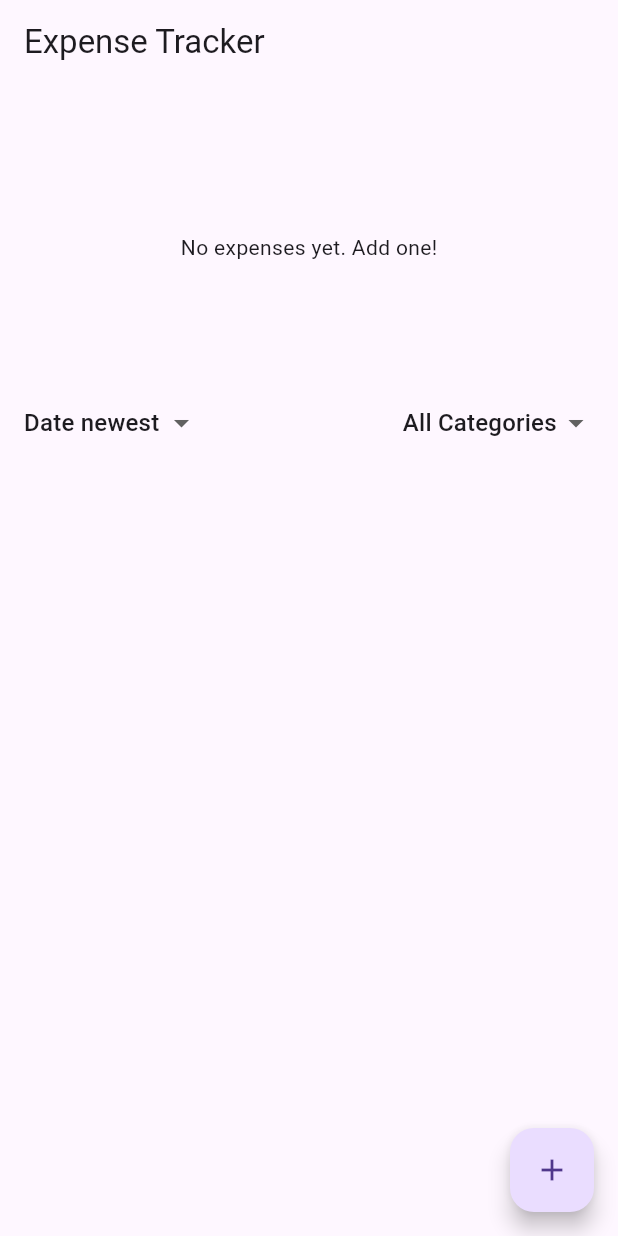
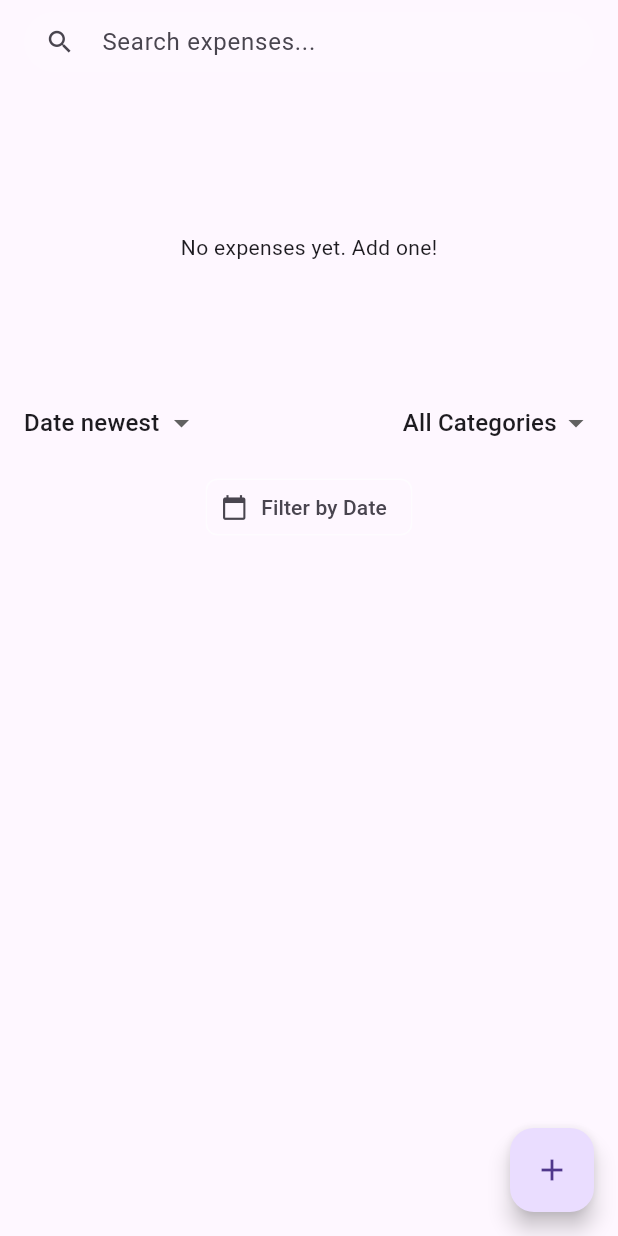
Before and after one commit to hareendranmg/expense_tracker, a Flutter app: the screen it shows after launch, on a phone screen of 412 x 824 dp. Run offline on Flutter 3.47's test engine with Material 3 defaults, Android fonts, the phone set to English and light mode, and no system bars; our stand-ins replace animate_do, fl_chart, flutter_slidable, sqflite; accounts and stored records are empty.

Commit message:
Refactor HomePage to StatefulWidget and implement search and date filtering functionality

```diff
--- a/lib/main.dart
+++ b/lib/main.dart
@@ -6,7 +6,6 @@ import 'providers/expense_provider.dart';
 import 'ui/home_page.dart';
 
 void main() {
-  // Ensure that widget binding is initialized
   WidgetsFlutterBinding.ensureInitialized();
   runApp(const MyApp());
 }
--- a/lib/providers/expense_provider.dart
+++ b/lib/providers/expense_provider.dart
@@ -13,6 +13,8 @@ class ExpenseProvider with ChangeNotifier {
   final DatabaseHelper _dbHelper = DatabaseHelper.instance;
   SortBy _sortBy = SortBy.date_newest;
   Category? _filterCategory;
+  String _searchQuery = '';
+  DateTime? _filterDate;
 
   List<Expense> get expenses {
     List<Expense> filteredExpenses = _expenses;
@@ -21,11 +23,31 @@ class ExpenseProvider with ChangeNotifier {
           .where((exp) => exp.category == _filterCategory)
           .toList();
     }
+
+    if (_filterDate != null) {
+      filteredExpenses = filteredExpenses.where((exp) {
+        // Compare year, month, and day, ignoring the time part of DateTime
+        return exp.date.year == _filterDate!.year &&
+            exp.date.month == _filterDate!.month &&
+            exp.date.day == _filterDate!.day;
+      }).toList();
+    }
+
+    if (_searchQuery.isNotEmpty) {
+      filteredExpenses = filteredExpenses
+          .where(
+            (exp) =>
+                exp.title.toLowerCase().contains(_searchQuery.toLowerCase()),
+          )
+          .toList();
+    }
+
     return filteredExpenses;
   }
 
   SortBy get sortBy => _sortBy;
   Category? get filterCategory => _filterCategory;
+  DateTime? get filterDate => _filterDate;
 
   ExpenseProvider() {
     fetchExpenses();
@@ -73,4 +95,14 @@ class ExpenseProvider with ChangeNotifier {
     _filterCategory = category;
     notifyListeners(); // Just notify, no need to refetch as filtering is done on the client side
   }
+
+  void setSearchQuery(String query) {
+    _searchQuery = query;
+    notifyListeners(); // Notify listeners to rebuild the UI with the filtered list
+  }
+
+  void setFilterDate(DateTime? date) {
+    _filterDate = date;
+    notifyListeners();
+  }
 }
--- a/lib/ui/home_page.dart
+++ b/lib/ui/home_page.dart
@@ -10,16 +10,84 @@ import '../models/expense_model.dart';
 import '../providers/expense_provider.dart';
 import 'add_edit_expense_page.dart';
 
-class HomePage extends StatelessWidget {
+class HomePage extends StatefulWidget {
   const HomePage({super.key});
 
   @override
+  State<HomePage> createState() => _HomePageState();
+}
+
+class _HomePageState extends State<HomePage> {
+  final _searchController = TextEditingController();
+
+  @override
+  void initState() {
+    super.initState();
+    _searchController.addListener(() {
+      if (_searchController.text.isEmpty) {
+        Provider.of<ExpenseProvider>(context, listen: false).setSearchQuery('');
+      }
+    });
+  }
+
+  @override
+  void dispose() {
+    _searchController.dispose();
+    super.dispose();
+  }
+
+  @override
   Widget build(BuildContext context) {
+    // We need to listen for changes to the search text to update the suffixIcon
+    final provider = Provider.of<ExpenseProvider>(context);
+
     return Scaffold(
       body: CustomScrollView(
         slivers: [
           SliverAppBar(
-            title: const Text('Expense Tracker'),
+            title: SizedBox(
+              height: 40,
+              child: TextField(
+                controller: _searchController,
+                onChanged: (value) {
+                  // No need to call provider here if listener is set up, but this is more immediate.
+                  // Let's call provider directly for simplicity and instant feedback.
+                  Provider.of<ExpenseProvider>(
+                    context,
+                    listen: false,
+                  ).setSearchQuery(value);
+                  // We call setState to rebuild the suffixIcon of the textfield
+                  setState(() {});
+                },
+                decoration: InputDecoration(
+                  hintText: 'Search expenses...',
+                  prefixIcon: const Icon(Icons.search, size: 20),
+                  suffixIcon: _searchController.text.isNotEmpty
+                      ? IconButton(
+                          icon: const Icon(Icons.clear, size: 20),
+                          onPressed: () {
+                            _searchController.clear();
+                            Provider.of<ExpenseProvider>(
+                              context,
+                              listen: false,
+                            ).setSearchQuery('');
+                            setState(() {});
+                          },
+                        )
+                      : null,
+                  contentPadding: const EdgeInsets.symmetric(
+                    vertical: 0,
+                    horizontal: 12,
+                  ),
+                  filled: true,
+                  fillColor: Colors.white.withOpacity(0.1),
+                  border: OutlineInputBorder(
+                    borderRadius: BorderRadius.circular(20),
+                    borderSide: BorderSide.none,
+                  ),
+                ),
+              ),
+            ),
             pinned: true,
             expandedHeight: 250.0,
             flexibleSpace: FlexibleSpaceBar(
@@ -27,11 +95,7 @@ class HomePage extends StatelessWidget {
                 padding: const EdgeInsets.only(
                   top: 80.0,
                 ), // Adjust for app bar height
-                child: Consumer<ExpenseProvider>(
-                  builder: (context, provider, child) {
-                    return _buildChart(context, provider.expenses);
-                  },
-                ),
+                child: _buildChart(context, provider.expenses),
               ),
             ),
           ),
@@ -49,6 +113,21 @@ class HomePage extends StatelessWidget {
         child: const Icon(Icons.add),
       ),
     );
+  }
+
+  Future<void> _selectFilterDate(BuildContext context) async {
+    final provider = Provider.of<ExpenseProvider>(context, listen: false);
+    final DateTime? picked = await showDatePicker(
+      context: context,
+      initialDate: provider.filterDate ?? DateTime.now(),
+      firstDate: DateTime(2000),
+      lastDate: DateTime.now().add(
+        const Duration(days: 365),
+      ), // Allow future dates if needed
+    );
+    if (picked != null) {
+      provider.setFilterDate(picked);
+    }
   }
 
   Widget _buildChart(BuildContext context, List<Expense> expenses) {
@@ -129,19 +208,20 @@ class HomePage extends StatelessWidget {
     );
   }
 
+  // --- MODIFIED AND CORRECTED WIDGET ---
   Widget _buildControls(BuildContext context) {
-    final provider = Provider.of<ExpenseProvider>(context, listen: false);
-    final currentSortBy = Provider.of<ExpenseProvider>(context).sortBy;
-    final currentFilter = Provider.of<ExpenseProvider>(context).filterCategory;
+    final provider = Provider.of<ExpenseProvider>(context);
 
     return Padding(
       padding: const EdgeInsets.symmetric(horizontal: 16.0, vertical: 8.0),
-      child: Row(
+      child: Column(
+        children: [
+          Row(
             mainAxisAlignment: MainAxisAlignment.spaceBetween,
             children: [
               // Sorting Dropdown
               DropdownButton<SortBy>(
-            value: currentSortBy,
+                value: provider.sortBy,
                 underline: Container(),
                 items: SortBy.values.map((sort) {
                   return DropdownMenuItem(
@@ -158,14 +238,18 @@ class HomePage extends StatelessWidget {
                 }).toList(),
                 onChanged: (value) {
                   if (value != null) {
-                provider.setSortBy(value);
+                    Provider.of<ExpenseProvider>(
+                      context,
+                      listen: false,
+                    ).setSortBy(value);
                   }
                 },
               ),
+
               // Filtering Dropdown
               DropdownButton<Category?>(
-            value: currentFilter,
-            hint: const Text('Filter'),
+                value: provider.filterCategory,
+                hint: const Text('All'),
                 underline: Container(),
                 items: [
                   const DropdownMenuItem<Category?>(
@@ -180,8 +264,44 @@ class HomePage extends StatelessWidget {
                   }),
                 ],
                 onChanged: (value) {
-              provider.setFilterCategory(value);
+                  Provider.of<ExpenseProvider>(
+                    context,
+                    listen: false,
+                  ).setFilterCategory(value);
                 },
+              ),
+            ],
+          ),
+          const SizedBox(height: 8),
+          // CORRECTED: Use InputChip on a new line
+          InputChip(
+            avatar: const Icon(Icons.calendar_today, size: 18),
+            label: Text(
+              provider.filterDate == null
+                  ? 'Filter by Date'
+                  : DateFormat.yMMMd().format(provider.filterDate!),
+              style: const TextStyle(fontWeight: FontWeight.w500),
+            ),
+            selected: provider.filterDate != null,
+            selectedColor: Theme.of(context).primaryColor.withOpacity(0.2),
+            onPressed: () => _selectFilterDate(context),
+            // The onDeleted callback is what makes the 'x' icon appear.
+            onDeleted: provider.filterDate != null
+                ? () {
+                    Provider.of<ExpenseProvider>(
+                      context,
+                      listen: false,
+                    ).setFilterDate(null);
+                  }
+                : null,
+            shape: RoundedRectangleBorder(
+              borderRadius: BorderRadius.circular(8),
+              side: BorderSide(
+                color: provider.filterDate != null
+                    ? Theme.of(context).primaryColor
+                    : Colors.white38,
+              ),
+            ),
           ),
         ],
       ),
@@ -191,7 +311,8 @@ class HomePage extends StatelessWidget {
   Widget _buildExpenseList() {
     return Consumer<ExpenseProvider>(
       builder: (context, provider, child) {
-        if (provider.expenses.isEmpty && provider.filterCategory != null) {
+        if (provider.expenses.isEmpty &&
+            (provider.filterCategory != null || provider.filterDate != null)) {
           return const SliverFillRemaining(
             child: Center(child: Text("No expenses found for this filter.")),
           );
```
Lines whose indentation alone changed are shown as unchanged.
